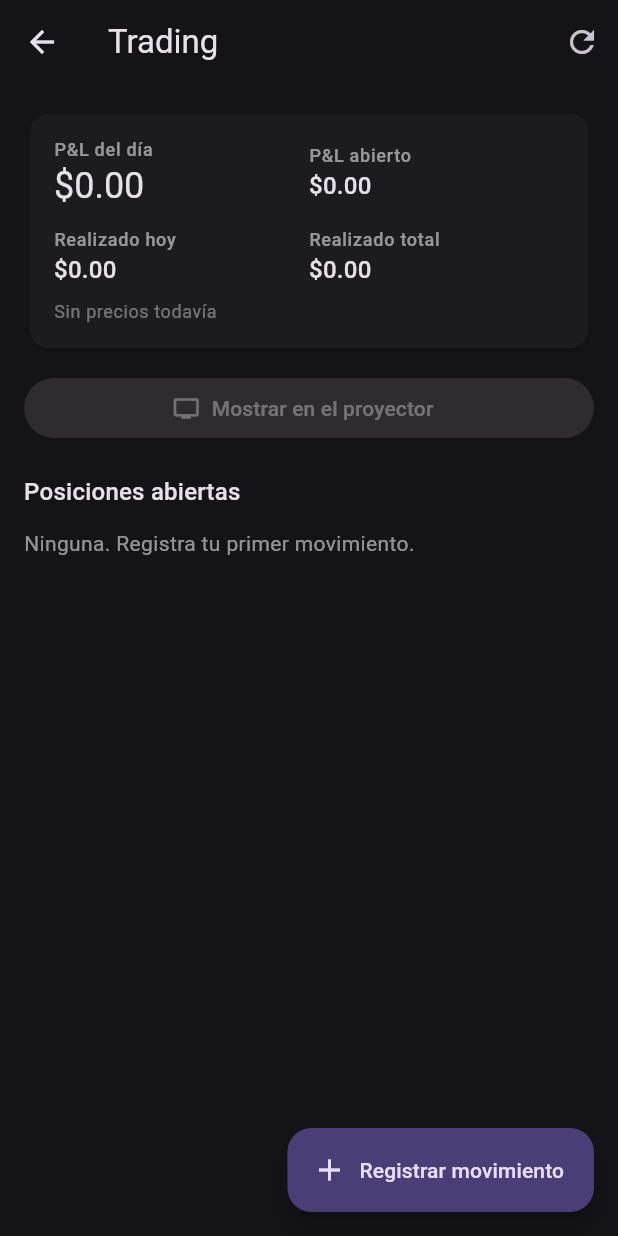
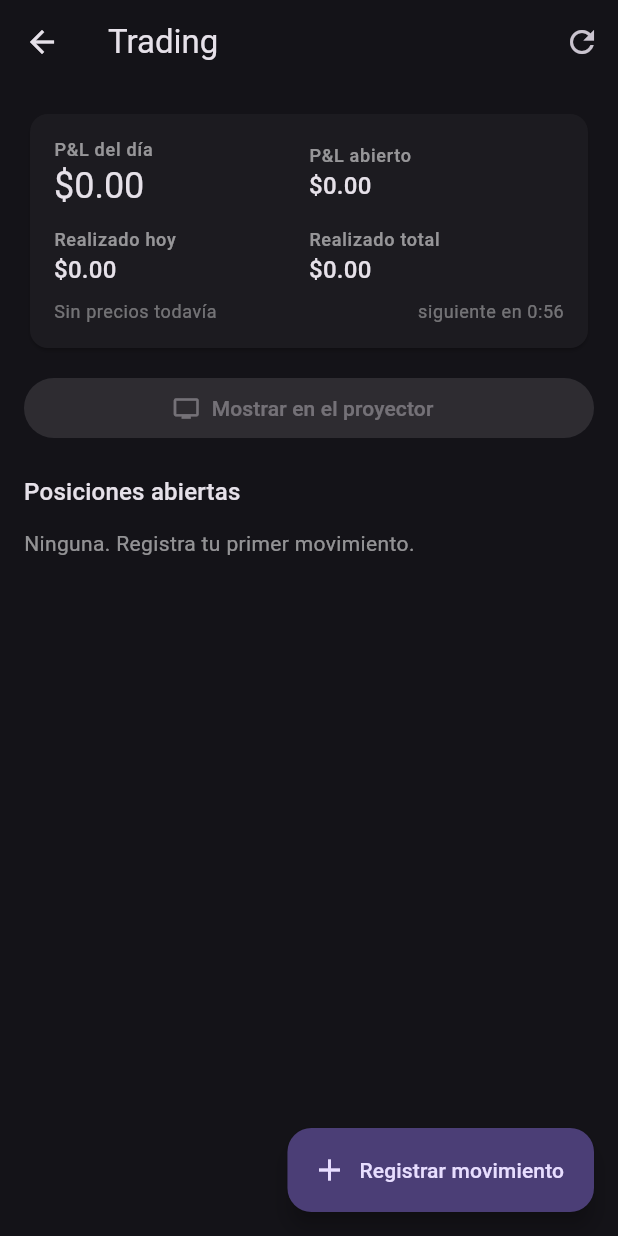
Before and after one commit to iam-oov/proyector-13, a Flutter app: the TradingPage screen opened directly with empty values, after a tap on the "refresh" icon, on a phone screen of 412 x 824 dp. Run offline on Flutter 3.47's test engine with Material 3 defaults, Android fonts, the phone set to English and light mode, and no system bars; our stand-ins replace flutter_secure_storage, qr_flutter, shelf; missing offline and left inert: mobile_scanner, shelf_router; accounts and stored records are empty.

Commit message:
feat(trading): compra por monto, columna Invertido y countdown del refresh
- control: formulario "Por monto (USD)" (cantidad = monto/precio, muestra las
  fracciones), "Invertido" en posiciones, countdown "siguiente en m:ss".
- proyector: columna "Precio Yahoo", "Invertido", fracciones con qtyText y
  countdown "⟳ m:ss" hasta la siguiente consulta a Yahoo.
- shared: qtyText.

Co-Authored-By: Claude Fable 5.1 <noreply@anthropic.com>
Claude-Session: https://claude.ai/code/session_01JADrCoPhJTEiQcGxHNzNmJ

```diff
--- a/apps/control/lib/model.dart
+++ b/apps/control/lib/model.dart
@@ -57,6 +57,7 @@ class ControlModel extends ChangeNotifier with WidgetsBindingObserver {
   List<Trade> trades = [];
   Map<String, Quote> quotes = {};
   DateTime? quotesAt;
+  DateTime? nextQuotesAt;
   bool quotesLoading = false;
   bool tradingOnProjector = false;
   Timer? _quotesTimer;
@@ -345,19 +346,24 @@ class ControlModel extends ChangeNotifier with WidgetsBindingObserver {
       }
     } finally {
       quotesLoading = false;
+      if (_quotesTimer != null) nextQuotesAt = DateTime.now().add(_quotesEvery);
       notifyListeners();
     }
   }
 
+  static const _quotesEvery = Duration(minutes: 1);
+
   void startQuotePolling() {
     _quotesTimer?.cancel();
+    _quotesTimer = Timer.periodic(_quotesEvery, (_) => refreshQuotes());
+    nextQuotesAt = DateTime.now().add(_quotesEvery);
     unawaited(refreshQuotes());
-    _quotesTimer = Timer.periodic(const Duration(minutes: 1), (_) => refreshQuotes());
   }
 
   void stopQuotePolling() {
     _quotesTimer?.cancel();
     _quotesTimer = null;
+    nextQuotesAt = null;
   }
 
   /// Manda la bitácora al proyector y lo pone en modo Trading (o lo quita).
--- a/apps/control/lib/trading_page.dart
+++ b/apps/control/lib/trading_page.dart
@@ -1,3 +1,5 @@
+import 'dart:async';
+
 import 'package:flutter/material.dart';
 import 'package:shared/shared.dart';
 
@@ -53,7 +55,12 @@ class _TradingPageState extends State<TradingPage> {
           body: ListView(
             padding: const EdgeInsets.fromLTRB(16, 16, 16, 96),
             children: [
-              _StatsHeader(stats: s, quotesAt: model.quotesAt, loading: model.quotesLoading),
+              _StatsHeader(
+                stats: s,
+                quotesAt: model.quotesAt,
+                nextAt: model.nextQuotesAt,
+                loading: model.quotesLoading,
+              ),
               const SizedBox(height: 12),
               Row(
                 children: [
@@ -135,10 +142,11 @@ class _TradingPageState extends State<TradingPage> {
 }
 
 class _StatsHeader extends StatelessWidget {
-  const _StatsHeader({required this.stats, required this.quotesAt, required this.loading});
+  const _StatsHeader({required this.stats, required this.quotesAt, required this.nextAt, required this.loading});
 
   final PortfolioStats stats;
   final DateTime? quotesAt;
+  final DateTime? nextAt;
   final bool loading;
 
   @override
@@ -163,13 +171,21 @@ class _StatsHeader extends StatelessWidget {
             const SizedBox(height: 12),
             Row(children: [stat('Realizado hoy', stats.realizedToday), stat('Realizado total', stats.realizedTotal)]),
             const SizedBox(height: 8),
-            Text(
+            Row(
+              children: [
+                Expanded(
+                  child: Text(
                     loading
                         ? 'Actualizando precios…'
                         : quotesAt == null
                             ? 'Sin precios todavía'
                             : 'Precios de Yahoo Finance · ${_hhmm(quotesAt!)}',
                     style: text.bodySmall?.copyWith(color: Colors.white38),
+                  ),
+                ),
+                if (!loading && nextAt != null)
+                  CountdownText(until: nextAt!, prefix: 'siguiente en ', style: text.bodySmall?.copyWith(color: Colors.white38)),
+              ],
             ),
           ],
         ),
@@ -438,6 +454,41 @@ class _DateRow extends StatelessWidget {
   }
 }
 
+/// "siguiente en 0:42": se redibuja cada segundo hasta [until].
+class CountdownText extends StatefulWidget {
+  const CountdownText({super.key, required this.until, this.prefix = '', this.style});
+
+  final DateTime until;
+  final String prefix;
+  final TextStyle? style;
+
+  @override
+  State<CountdownText> createState() => _CountdownTextState();
+}
+
+class _CountdownTextState extends State<CountdownText> {
+  Timer? _timer;
+
+  @override
+  void initState() {
+    super.initState();
+    _timer = Timer.periodic(const Duration(seconds: 1), (_) => setState(() {}));
+  }
+
+  @override
+  void dispose() {
+    _timer?.cancel();
+    super.dispose();
+  }
+
+  @override
+  Widget build(BuildContext context) {
+    var left = widget.until.difference(DateTime.now()).inSeconds;
+    if (left < 0) left = 0;
+    return Text('${widget.prefix}${left ~/ 60}:${(left % 60).toString().padLeft(2, '0')}', style: widget.style);
+  }
+}
+
 Color? _pnlColor(double? v) {
   if (v == null || v == 0) return null;
   return v > 0 ? const Color(0xFF4CD964) : const Color(0xFFFF5A5F);
--- a/apps/proyector/lib/state.dart
+++ b/apps/proyector/lib/state.dart
@@ -19,6 +19,8 @@ class ReceiverState extends ChangeNotifier {
   List<Trade> trades = [];
   Map<String, Quote> quotes = {};
   DateTime? quotesAt;
+  DateTime? nextQuotesAt;
+  bool quotesLoading = false;
   String? quotesError;
 
   /// Contenido del QR. Null hasta que se conoce la IP.
@@ -80,6 +82,12 @@ class ReceiverState extends ChangeNotifier {
     notifyListeners();
   }
 
+  void setQuotesLoading(bool loading, {DateTime? nextAt}) {
+    quotesLoading = loading;
+    if (nextAt != null) nextQuotesAt = nextAt;
+    notifyListeners();
+  }
+
   void add(String message, {bool error = false}) {
     events.insert(0, ReceiverEvent(DateTime.now(), message, error));
     if (events.length > 8) events.removeLast();
```
Also changed, not shown: apps/proyector/lib/trading.dart (+7 -1 lines), apps/proyector/lib/trading_dashboard.dart (+42 -1 lines). Lines whose indentation alone changed are shown as unchanged.
